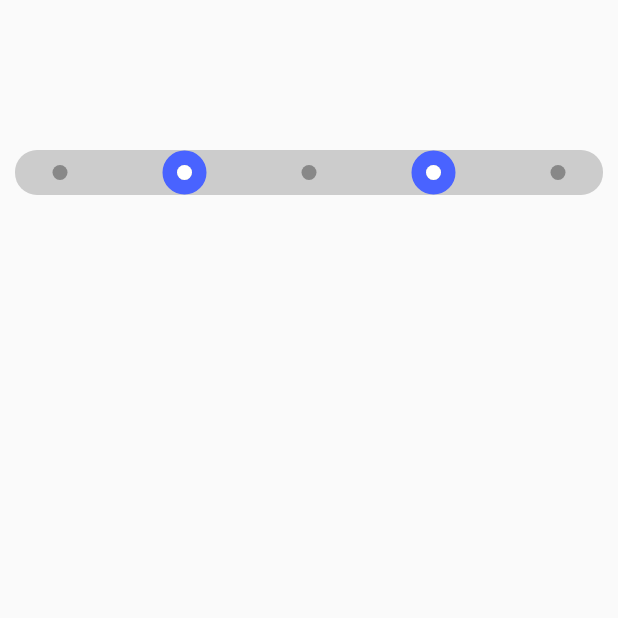
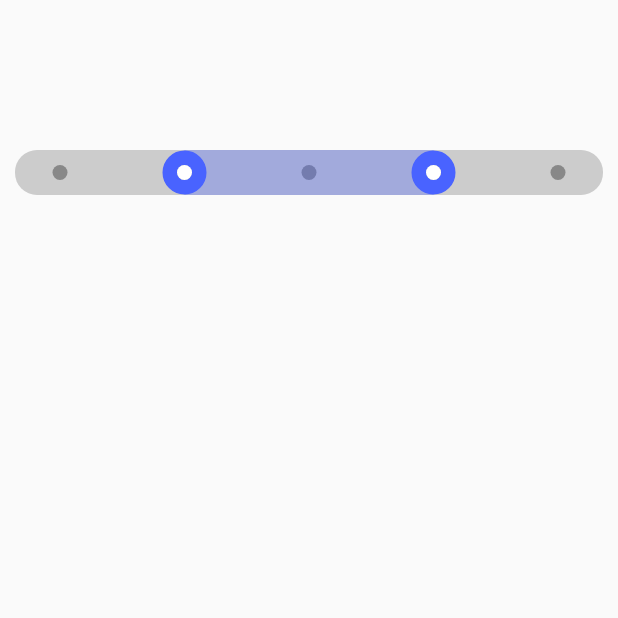
Before and after one commit to yibulaxi/DevNotes, an Android app: the screen it shows after launch (ScrollbarActivity), on a phone screen of 412 x 824 dp, the top half of it. Run offline under Robolectric (Android 15) with nearby library versions, the phone set to English and light mode, and no system bars.

Commit message:
绘制选中锚点区域背景颜色

```diff
--- a/app/src/main/java/cn/kk/customview/widget/VocabularyLevelBar.kt
+++ b/app/src/main/java/cn/kk/customview/widget/VocabularyLevelBar.kt
@@ -13,8 +13,8 @@ import cn.kk.customview.utils.ValueUtil
  * 单词等级拖动条
  * 1. 绘制背景 ok
  * 2. 绘制单词等级锚点 ok
- * 3. 绘制选中区域端点. 默认是一星（第一个）ok
- * 4. 绘制选中区域背景
+ * 3. 绘制选中区域背景
+ * 4. 绘制选中区域端点. 默认是一星（第一个）ok
  * 5. 支持拖拽
  * 6. 支持放手后修正
  */
@@ -24,7 +24,7 @@ class VocabularyLevelBar(mContext: Context,val attributeSet: AttributeSet?): Vie
     // 未选中背景颜色
     var normalBgColor: Int = ResourcesCompat.getColor(mContext.resources,R.color.grey_c,null)
     // 选中背景颜色
-    var selectBgColor: Int = Color.BLUE
+    var selectBgColor: Int = ResourcesCompat.getColor(mContext.resources,R.color.ting_color_alpha20,null)
     // 未选中的单词等级导航点颜色
     var normalVocabularyAnchorColor: Int = ResourcesCompat.getColor(mContext.resources,R.color.grey_8,null)
     // 选中的单词等级导航点颜色
@@ -35,6 +35,7 @@ class VocabularyLevelBar(mContext: Context,val attributeSet: AttributeSet?): Vie
     // 画笔
     // 画笔- 背景
     val paintNormalBg = Paint(Paint.ANTI_ALIAS_FLAG).apply { color = normalBgColor }
+    val paintSelectedBg = Paint(Paint.ANTI_ALIAS_FLAG).apply { color = selectBgColor }
     // 画笔- 锚点未选中
     val paintAnchorNormal = Paint(Paint.ANTI_ALIAS_FLAG).apply {
         color = normalVocabularyAnchorColor
@@ -106,7 +107,18 @@ class VocabularyLevelBar(mContext: Context,val attributeSet: AttributeSet?): Vie
         }
         canvas.drawCircle(anchorFirstP.x, anchorFirstP.y,levelAnchorRadius,paintAnchorNormal)
 
-        // 3. 绘制选中区间的端点
+
+        // 3. 绘制选中区域背景
+        val selectAreaPath = Path().apply {
+            moveTo(anchorsArray[1]!!.x, 0f)
+            lineTo(anchorsArray[3]!!.x, 0f)
+            lineTo(anchorsArray[3]!!.x,height.toFloat())
+            lineTo(anchorsArray[1]!!.x, height.toFloat())
+            close()
+        }
+        canvas.drawPath(selectAreaPath,paintSelectedBg)
+
+        // 4. 绘制选中锚点区间的端点
         drawSelectAnchor(1,canvas)
         drawSelectAnchor(3,canvas)
 
--- a/app/src/main/res/values/colors.xml
+++ b/app/src/main/res/values/colors.xml
@@ -4,6 +4,7 @@
     <color name="colorPrimaryDark">#3700B3</color>
     <color name="colorAccent">#03DAC5</color>
     <color name="ting_color">#4963FF</color>
+    <color name="ting_color_alpha20">#514963FF</color>
 
     <color name="grey_e">#eee</color>
     <color name="grey_d">#ddd</color>
```
